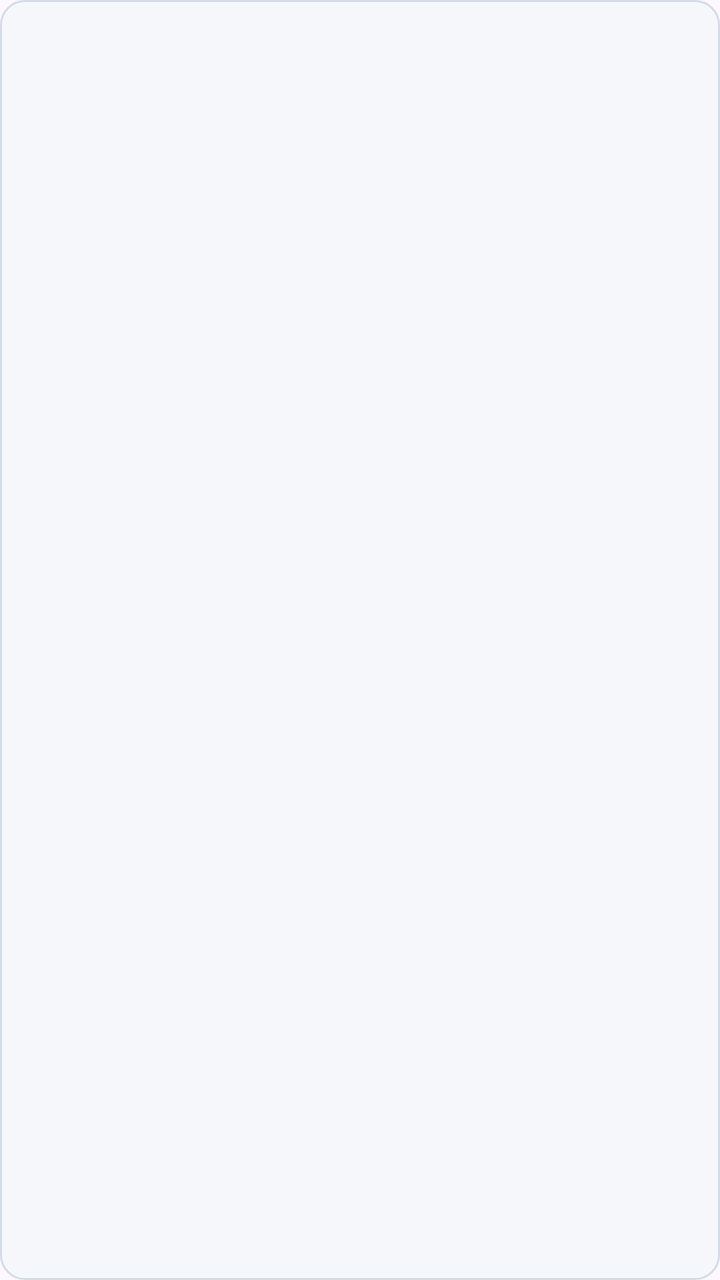
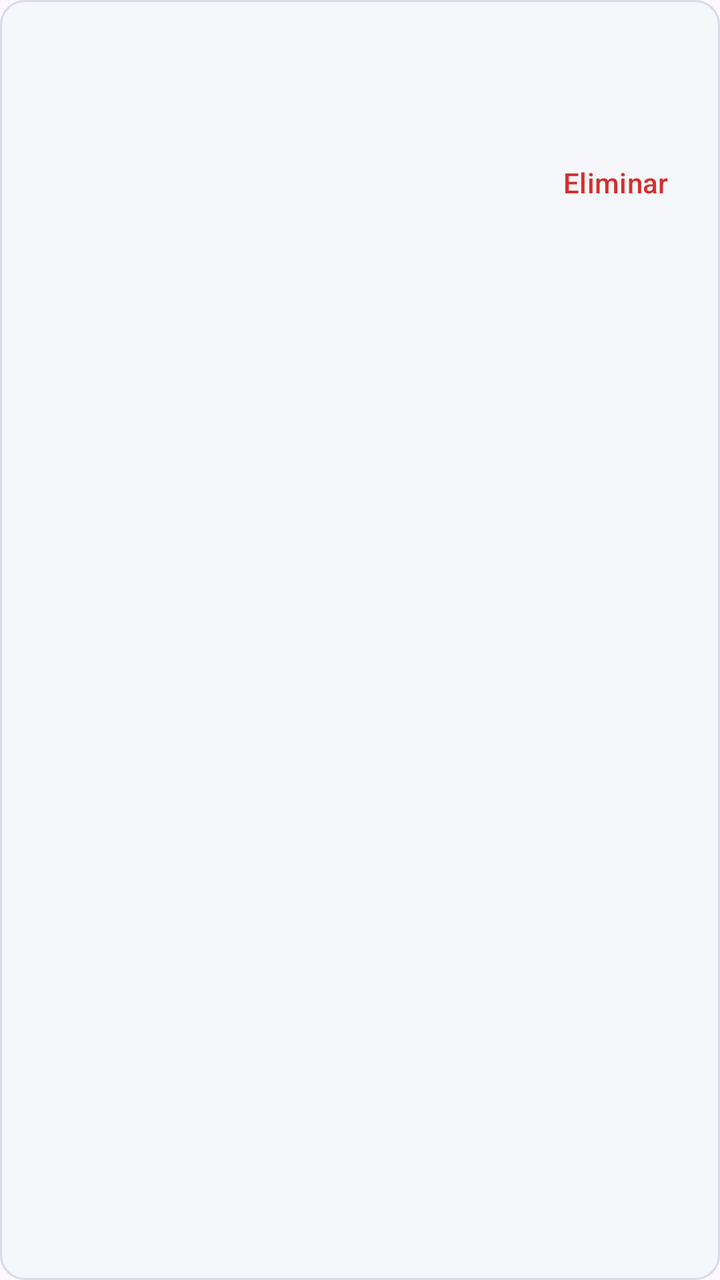

Screens rendered from an Android XML layout before and after an edit, with the pre-edit source and the edit as a unified diff.
<!-- AndroidManifest.xml: application theme Theme.Examen -->
<!-- res/layout/item_fila.xml -->
<?xml version="1.0" encoding="utf-8"?>
<LinearLayout xmlns:android="http://schemas.android.com/apk/res/android"
    android:layout_width="match_parent"
    android:layout_height="wrap_content"
    android:layout_marginBottom="10dp"
    android:background="@drawable/bg_item_fila"
    android:orientation="vertical"
    android:padding="14dp">

    <TextView
        android:id="@+id/txtNombreFila"
        android:layout_width="match_parent"
        android:layout_height="wrap_content"
        android:textSize="18sp"
        android:textStyle="bold" />

    <TextView
        android:id="@+id/txtDetalleFila"
        android:layout_width="match_parent"
        android:layout_height="wrap_content"
        android:layout_marginTop="4dp"
        android:textColor="@color/texto_secundario"
        android:textSize="14sp" />

    <TextView
        android:id="@+id/txtCosteFila"
        android:layout_width="match_parent"
        android:layout_height="wrap_content"
        android:layout_marginTop="6dp"
        android:textColor="@color/accent_coste"
        android:textSize="16sp"
        android:textStyle="bold" />

</LinearLayout>
<!-- resources referenced by this layout -->
<resources>
  <color name="accent_coste">#FF1565C0</color>
  <color name="texto_secundario">#FF546E7A</color>
  <!-- drawable bg_item_fila (drawable) -->
  <?xml version="1.0" encoding="utf-8"?>
  <shape xmlns:android="http://schemas.android.com/apk/res/android"
      android:shape="rectangle">
      <solid android:color="@color/card_bg" />
      <stroke
          android:width="1dp"
          android:color="@color/card_stroke" />
      <corners android:radius="12dp" />
  </shape>
  <style name="Theme.Examen" parent="Base.Theme.Examen" />
  <color name="card_bg">#FFF5F7FA</color>
  <color name="card_stroke">#FFD5DCE6</color>
  <style name="Base.Theme.Examen" parent="Theme.Material3.DayNight.NoActionBar">
          
          
      </style>
</resources>

<!-- the commit's change to res/layout/item_fila.xml (unified diff, before → after) -->
@@ -22,13 +22,29 @@
         android:textColor="@color/texto_secundario"
         android:textSize="14sp" />
 
-    <TextView
-        android:id="@+id/txtCosteFila"
+    <LinearLayout
         android:layout_width="match_parent"
         android:layout_height="wrap_content"
         android:layout_marginTop="6dp"
-        android:textColor="@color/accent_coste"
-        android:textSize="16sp"
-        android:textStyle="bold" />
+        android:gravity="center_vertical"
+        android:orientation="horizontal">
+
+        <TextView
+            android:id="@+id/txtCosteFila"
+            android:layout_width="0dp"
+            android:layout_height="wrap_content"
+            android:layout_weight="1"
+            android:textColor="@color/accent_coste"
+            android:textSize="16sp"
+            android:textStyle="bold" />
+
+        <Button
+            android:id="@+id/btnEliminarFila"
+            style="?android:attr/buttonBarButtonStyle"
+            android:layout_width="wrap_content"
+            android:layout_height="wrap_content"
+            android:text="@string/btn_eliminar"
+            android:textColor="#D32F2F" />
+    </LinearLayout>
 
 </LinearLayout>
<!-- resource entries referenced after the edit -->
@@ -12,6 +12,7 @@
           android:color="@color/card_stroke" />
       <corners android:radius="12dp" />
   </shape>
+  <string name="btn_eliminar">Eliminar</string>
   <style name="Theme.Examen" parent="Base.Theme.Examen" />
   <color name="card_bg">#FFF5F7FA</color>
   <color name="card_stroke">#FFD5DCE6</color>
